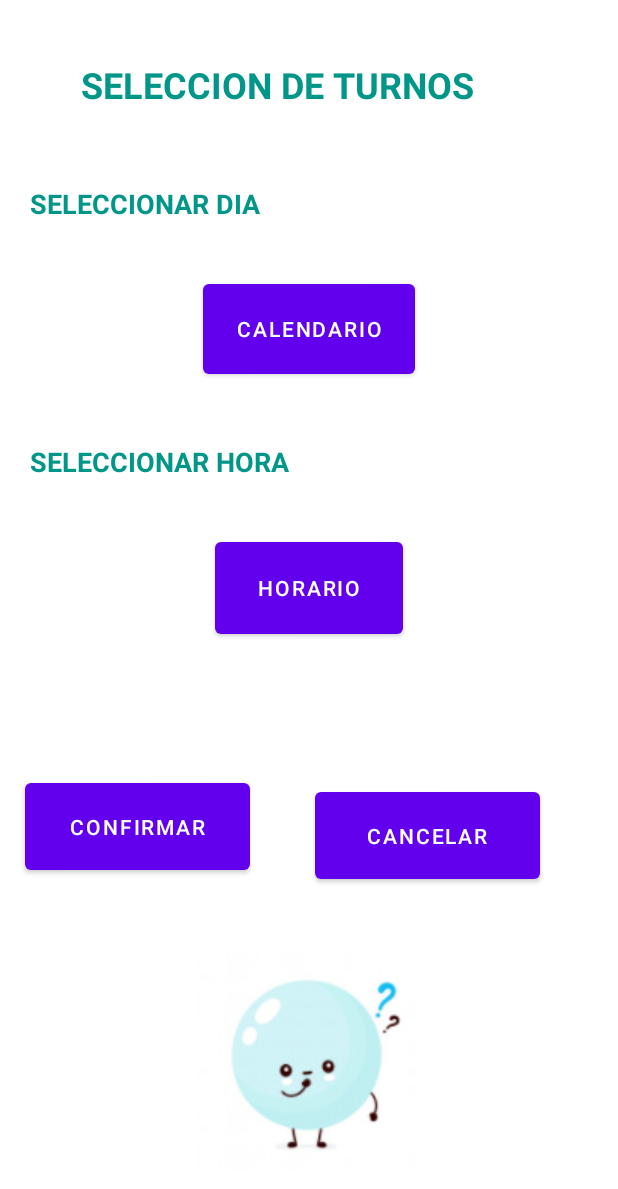
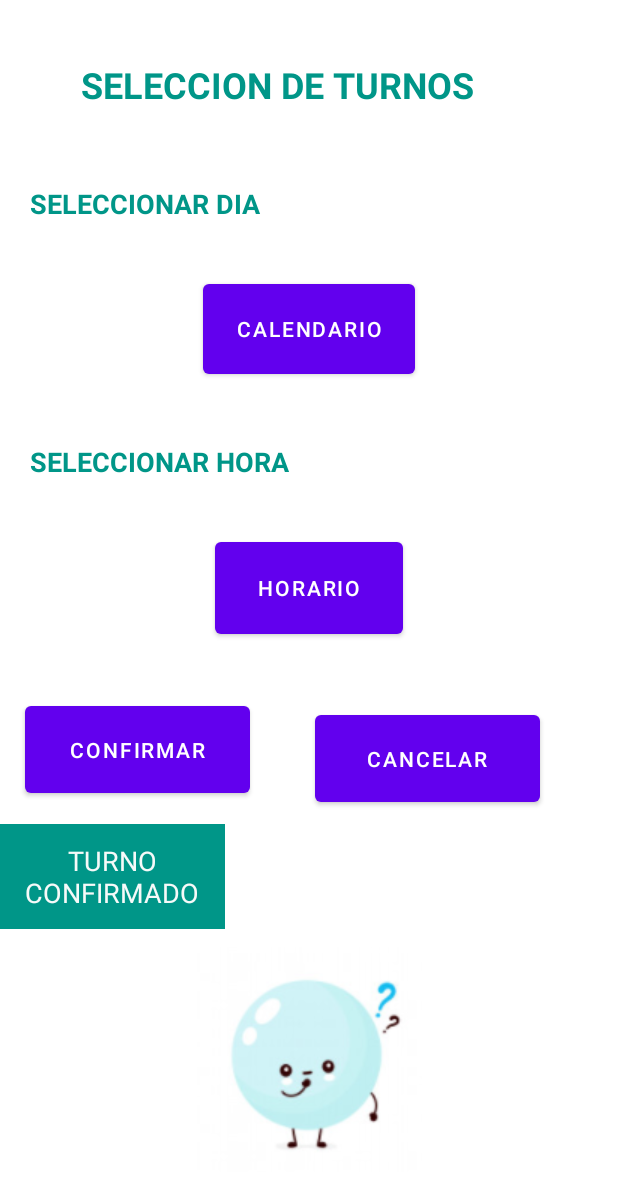
Before and after one commit to bibianabossio/PeluqueriaADomicilio, an Android app: the FormularioTurno screen opened directly, with no data from a screen before it, after a tap on "CONFIRMAR", on a phone screen of 412 x 824 dp. Shown: the top 1189 px of the screen. Run offline under Robolectric (Android 15) with nearby library versions, the phone set to English and light mode, and no system bars.

Commit message:
7.5 noche

```diff
--- a/app/src/main/java/com/example/peluqueraadomicilio/FormularioTurno.java
+++ b/app/src/main/java/com/example/peluqueraadomicilio/FormularioTurno.java
@@ -4,12 +4,10 @@ import androidx.annotation.Nullable;
 import androidx.appcompat.app.AppCompatActivity;
 import androidx.core.app.ActivityCompat;
 import androidx.core.content.ContextCompat;
-import androidx.fragment.app.DialogFragment;
 
 import android.Manifest;
 import android.app.AlertDialog;
 import android.app.DatePickerDialog;
-import android.app.Dialog;
 import android.app.TimePickerDialog;
 import android.content.ContentValues;
 import android.content.Context;
@@ -19,6 +17,7 @@ import android.content.pm.PackageManager;
 import android.database.sqlite.SQLiteDatabase;
 import android.net.Uri;
 import android.os.Bundle;
+import android.os.CountDownTimer;
 import android.view.View;
 import android.widget.Button;
 import android.widget.DatePicker;
@@ -51,8 +50,8 @@ Context context;
         horario = (TextView) findViewById(R.id.horario);
         reloj = (Button) findViewById(R.id.button2);
         guardar = (Button) findViewById(R.id.guardabtn4);
-        confirmar = (TextView) findViewById(R.id.confirmacion);
-        cancelar = (TextView) findViewById(R.id.cancelacion);
+        confirmar = (TextView) findViewById(R.id.confirm);
+        cancelar = (TextView) findViewById(R.id.cancel);
         cancela = (Button) findViewById(R.id.borrarbtn);
         cancela.setOnClickListener(new View.OnClickListener() {
             @Override
@@ -64,7 +63,17 @@ Context context;
                 dialogo1.setPositiveButton("Confirmar", new DialogInterface.OnClickListener() {
                     public void onClick(DialogInterface dialogo1, int id) {
                         Toast.makeText(FormularioTurno.this, "Cancelado", Toast.LENGTH_SHORT).show();
+                        new CountDownTimer(2000, 1000) {
+                            public void onTick(long millisUntilFinished) {
+                                cancelar.setVisibility(View.VISIBLE);
+                            }
+
+                            public void onFinish() {
                                 finish();
+                            }
+                        }.start();
+
+
                     }
                 });
                 dialogo1.setNegativeButton("Cancelar", new DialogInterface.OnClickListener() {
@@ -127,28 +136,29 @@ Context context;
     }
 
     private void guardarTurno() {
+        new CountDownTimer(2000, 1000) {
+                    public void onTick(long millisUntilFinished) {
+                        confirmar.setVisibility(View.VISIBLE);
+                    }
+
+                    public void onFinish() {
                         ConexionSQLiteHelper conn = new ConexionSQLiteHelper(FormularioTurno.this, "bd_perros", null, 1);
                         SQLiteDatabase db = conn.getWritableDatabase();
                         ContentValues values = new ContentValues();
                         values.put("fecha", formulario.getText().toString());//el valor que se asigne se guarda en la bd
                         values.put("horario", horario.getText().toString());
-        values.put(Utilidades.CAMPO_ID_DE_PERRO, Utilidades.perroLog );
-        values.put(Utilidades.CAMPO_DUENO_ID, Utilidades.usaurioLog );
+                        values.put(Utilidades.CAMPO_ID_DE_PERRO, Utilidades.perroLog);
+                        values.put(Utilidades.CAMPO_DUENO_ID, Utilidades.usaurioLog);
                         Long idresultante = db.insert("turnos", "id", values);
-        try {   Toast.makeText(this, "Turno confirmado" + idresultante, Toast.LENGTH_LONG).show();//al usuario por app
 
-        }catch (Exception e){
-            Toast.makeText(this, "El error es:" + e, Toast.LENGTH_LONG).show();//al usuario por app
-            System.out.println("////////////////////////////////////"+ e);
+                        String mensaje= formulario.getText().toString() + horario.getText().toString();
+                       /* sendSMS(mensaje);//al peluquero por sms
+                        Intent intento3 = new Intent(FormularioTurno.this, Inicio.class); // configuro para que vaya a la otra pantalla
+                        startActivity(intento3); //con esto va a turno*/
+                      finish();// cuando lo ejecuto en el celular tengo que sacar este finish
                     }
+                }.start();
 
-
-     /*   String mensaje= formulario.getText().toString() + horario.getText().toString();
-        sendSMS(mensaje);//al peluquero por sms
-        Intent intento3 = new Intent(FormularioTurno.this, Inicio.class); // configuro para que vaya a la otra pantalla
-        startActivity(intento3); //con esto va a turno
-
-        finish();
     }
     //para cuando pruebo con el celular
     protected void sendSMS( String mensaje) {
@@ -162,7 +172,6 @@ Context context;
 
         startActivity(smsIntent);
         finish();
-*/
-        }
 
     }
+}
--- a/app/src/main/res/layout/activity_formulario_turno.xml
+++ b/app/src/main/res/layout/activity_formulario_turno.xml
@@ -8,12 +8,12 @@
     tools:context=".FormularioTurno">
 
     <TextView
-        android:id="@+id/cancelacion"
+        android:id="@+id/confirm"
         android:layout_width="150dp"
         android:layout_height="70dp"
         android:layout_marginEnd="76dp"
         android:layout_marginRight="76dp"
-        android:layout_marginBottom="40dp"
+        android:layout_marginBottom="12dp"
         android:background="#009688"
         android:gravity="center"
         android:shadowColor="#F6FAF9"
@@ -22,8 +22,8 @@
         android:textSize="18sp"
         android:visibility="gone"
         app:layout_constraintBottom_toTopOf="@+id/imageView2"
-        app:layout_constraintEnd_toStartOf="@+id/confirmacion"
-        app:layout_constraintHorizontal_bias="1.0"
+        app:layout_constraintEnd_toStartOf="@+id/cancel"
+        app:layout_constraintHorizontal_bias="0.0"
         app:layout_constraintStart_toStartOf="parent" />
 
     <Button
@@ -32,7 +32,7 @@
         android:layout_height="70dp"
         android:layout_marginTop="12dp"
         android:text="CONFIRMAR"
-        app:layout_constraintBottom_toTopOf="@+id/confirmacion"
+        app:layout_constraintBottom_toTopOf="@+id/cancel"
         app:layout_constraintEnd_toStartOf="@+id/borrarbtn"
         app:layout_constraintHorizontal_bias="0.277"
         app:layout_constraintStart_toStartOf="parent"
@@ -131,7 +131,7 @@
         app:srcCompat="@drawable/pregunta" />
 
     <TextView
-        android:id="@+id/confirmacion"
+        android:id="@+id/cancel"
         android:layout_width="150dp"
         android:layout_height="70dp"
         android:layout_marginEnd="52dp"
@@ -144,9 +144,9 @@
         android:textColor="#F6FAF9"
         android:textSize="18sp"
         android:visibility="gone"
-        app:layout_constraintBottom_toBottomOf="@+id/cancelacion"
+        app:layout_constraintBottom_toBottomOf="@+id/confirm"
         app:layout_constraintEnd_toEndOf="parent"
-        app:layout_constraintTop_toTopOf="@+id/cancelacion"
+        app:layout_constraintTop_toTopOf="@+id/confirm"
         app:layout_constraintVertical_bias="0.0" />
 
 
```
Lines whose indentation alone changed are shown as unchanged.
